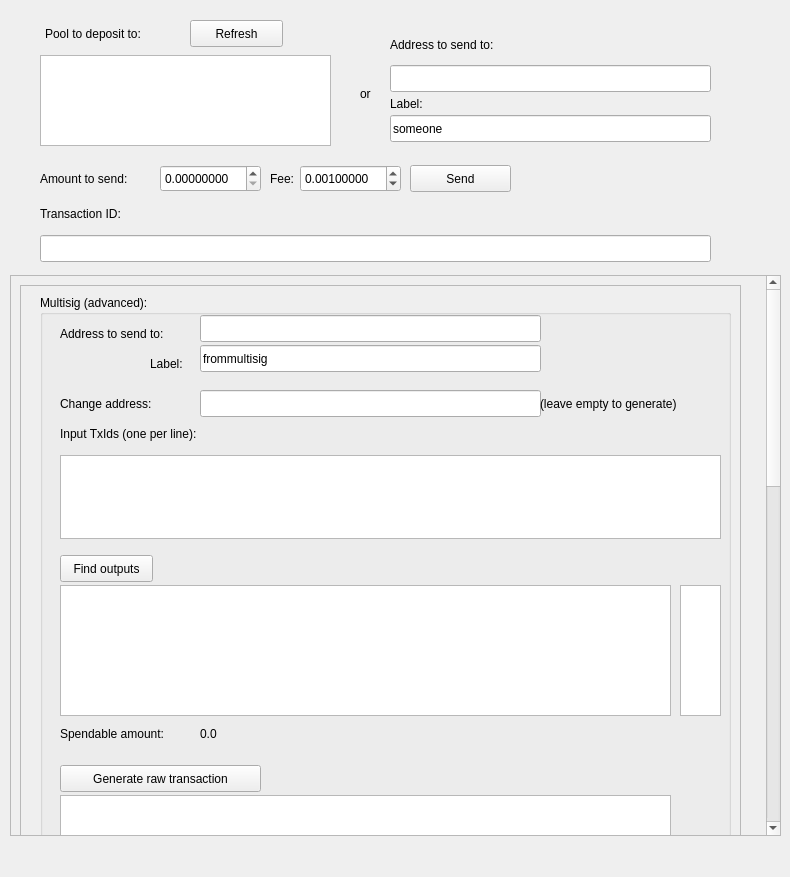
Qt form src/gui/widgets/btcsenddlg.ui (Open-Transactions/Moneychanger) before a commit.
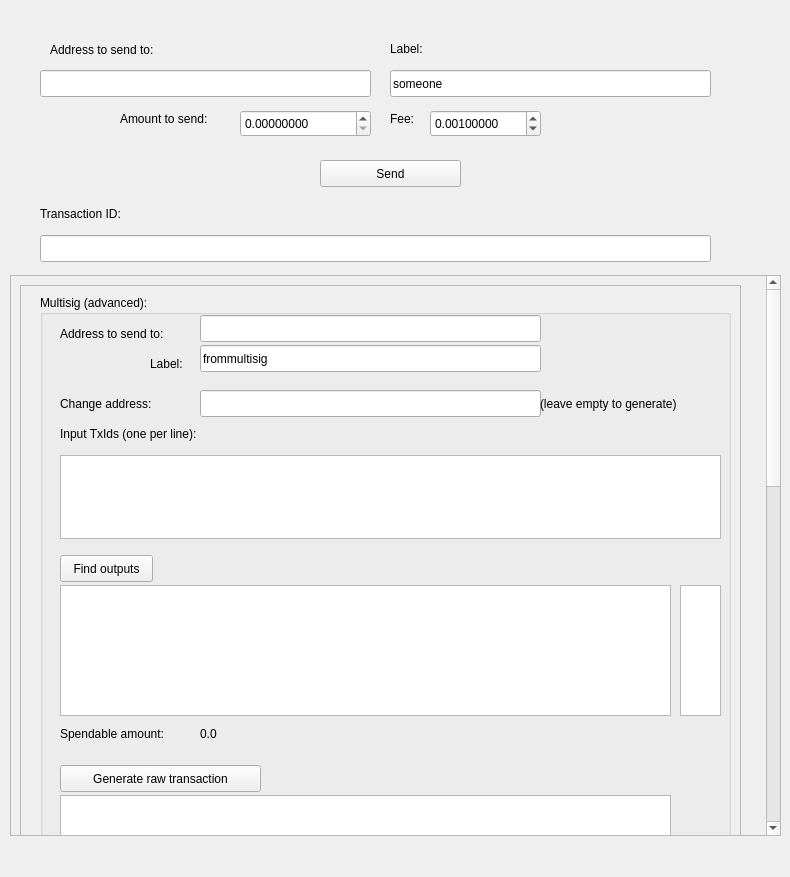
The same form after that commit.

```diff
--- a/src/gui/widgets/btcsenddlg.ui
+++ b/src/gui/widgets/btcsenddlg.ui
@@ -16,9 +16,9 @@
   <widget class="QDoubleSpinBox" name="spinBoxAmount">
    <property name="geometry">
     <rect>
-     <x>160</x>
-     <y>165</y>
-     <width>101</width>
+     <x>240</x>
+     <y>110</y>
+     <width>131</width>
      <height>27</height>
     </rect>
    </property>
@@ -38,8 +38,8 @@
   <widget class="QLabel" name="label">
    <property name="geometry">
     <rect>
-     <x>40</x>
-     <y>170</y>
+     <x>120</x>
+     <y>110</y>
      <width>111</width>
      <height>17</height>
     </rect>
@@ -48,25 +48,12 @@
     <string>Amount to send:</string>
    </property>
   </widget>
-  <widget class="QLabel" name="label_2">
-   <property name="geometry">
-    <rect>
-     <x>45</x>
-     <y>25</y>
-     <width>141</width>
-     <height>17</height>
-    </rect>
-   </property>
-   <property name="text">
-    <string>Pool to deposit to:</string>
-   </property>
-  </widget>
   <widget class="QPushButton" name="buttonSend">
    <property name="geometry">
     <rect>
-     <x>410</x>
-     <y>165</y>
-     <width>101</width>
+     <x>320</x>
+     <y>160</y>
+     <width>141</width>
      <height>27</height>
     </rect>
    </property>
@@ -97,35 +84,12 @@
     <string>Transaction ID:</string>
    </property>
   </widget>
-  <widget class="QPushButton" name="buttonRefresh">
-   <property name="geometry">
-    <rect>
-     <x>190</x>
-     <y>20</y>
-     <width>93</width>
-     <height>27</height>
-    </rect>
-   </property>
-   <property name="text">
-    <string>Refresh</string>
-   </property>
-  </widget>
-  <widget class="QListWidget" name="listPools">
-   <property name="geometry">
-    <rect>
-     <x>40</x>
-     <y>55</y>
-     <width>291</width>
-     <height>91</height>
-    </rect>
-   </property>
-  </widget>
   <widget class="QLineEdit" name="editAddress">
    <property name="geometry">
     <rect>
-     <x>390</x>
-     <y>65</y>
-     <width>321</width>
+     <x>40</x>
+     <y>70</y>
+     <width>331</width>
      <height>27</height>
     </rect>
    </property>
@@ -133,24 +97,11 @@
     <string/>
    </property>
   </widget>
-  <widget class="QLabel" name="label_4">
-   <property name="geometry">
-    <rect>
-     <x>360</x>
-     <y>85</y>
-     <width>21</width>
-     <height>17</height>
-    </rect>
-   </property>
-   <property name="text">
-    <string>or</string>
-   </property>
-  </widget>
   <widget class="QLabel" name="label_5">
    <property name="geometry">
     <rect>
-     <x>390</x>
-     <y>35</y>
+     <x>50</x>
+     <y>40</y>
      <width>161</width>
      <height>20</height>
     </rect>
@@ -530,7 +481,7 @@
    <property name="geometry">
     <rect>
      <x>390</x>
-     <y>115</y>
+     <y>70</y>
      <width>321</width>
      <height>27</height>
     </rect>
@@ -543,7 +494,7 @@
    <property name="geometry">
     <rect>
      <x>390</x>
-     <y>95</y>
+     <y>40</y>
      <width>62</width>
      <height>17</height>
     </rect>
@@ -555,9 +506,9 @@
   <widget class="QDoubleSpinBox" name="spinBoxFee">
    <property name="geometry">
     <rect>
-     <x>300</x>
-     <y>165</y>
-     <width>101</width>
+     <x>430</x>
+     <y>110</y>
+     <width>111</width>
      <height>27</height>
     </rect>
    </property>
@@ -574,8 +525,8 @@
   <widget class="QLabel" name="label_16">
    <property name="geometry">
     <rect>
-     <x>270</x>
-     <y>170</y>
+     <x>390</x>
+     <y>110</y>
      <width>31</width>
      <height>17</height>
     </rect>
```
Left out of the diff: 6 changed lines with no effect on the pictures.
